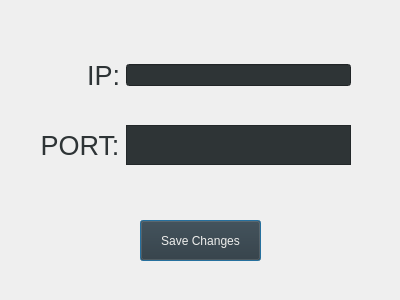
The window that App/propertieswindow.ui (JoDaniel1412/Scrabble) describes before a commit, drawn with Qt 5.
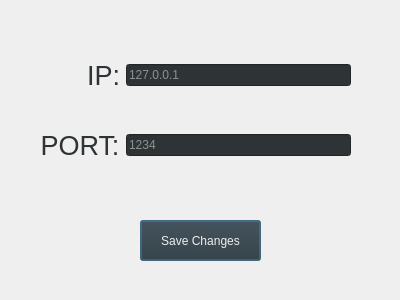
The same window after the commit. Icons and pictures are not drawn.

Commit message: Changed text edits for line edits.

Diff of the .ui file:
```diff
--- a/App/propertieswindow.ui
+++ b/App/propertieswindow.ui
@@ -78,6 +78,9 @@
 	color: rgb(238, 238, 236);
 }</string>
       </property>
+      <property name="placeholderText">
+       <string>127.0.0.1</string>
+      </property>
      </widget>
     </item>
    </layout>
@@ -114,20 +117,17 @@
      </widget>
     </item>
     <item>
-     <widget class="QTextEdit" name="portEntry_3">
-      <property name="maximumSize">
-       <size>
-        <width>16777215</width>
-        <height>40</height>
-       </size>
-      </property>
+     <widget class="QLineEdit" name="portEntry">
       <property name="styleSheet">
-       <string notr="true">#portEntry_3{
+       <string notr="true">#portEntry{
 	font: 57 18pt &quot;aakar&quot;;
 	background-color: rgb(46, 52, 54);
 	color: rgb(238, 238, 236);
 }</string>
       </property>
+      <property name="placeholderText">
+       <string>1234</string>
+      </property>
      </widget>
     </item>
    </layout>
```
Left out of the diff: 2 changed lines with no effect on the pictures. The commit also changes 2 other files.
